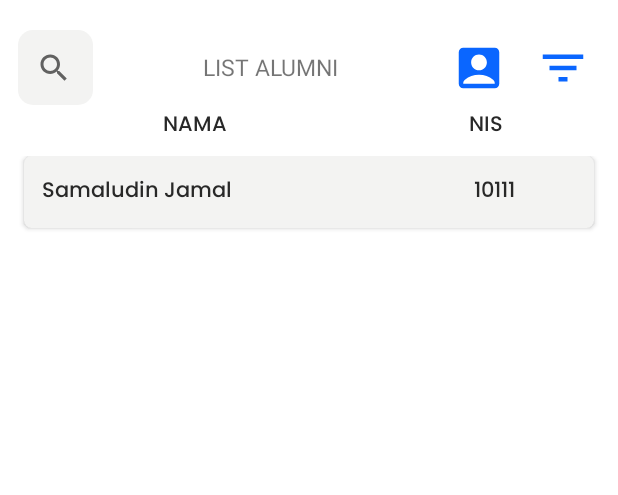
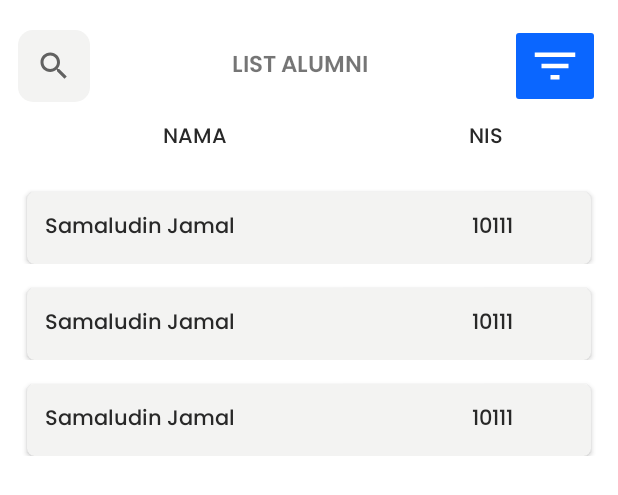
Before and after one commit to hanifalfaqih/Career8, an Android app: the layout fragment_list_alumni.xml on its own in the app's theme, with its tools: preview values and no code run, on a phone screen of 412 x 824 dp. Shown: the top 495 px of the screen. Run offline under Robolectric (Android 15) with nearby library versions, the phone set to English and light mode, and no system bars.

Commit message:
update new layout and change color and size

```diff
--- a/app/src/main/java/id/allana/career8/home/dudi/FormTambahLowonganKerjaFragment.kt
+++ b/app/src/main/java/id/allana/career8/home/dudi/add/FormTambahLowonganKerjaFragment.kt
@@ -1,4 +1,4 @@
-package id.allana.career8.home.dudi
+package id.allana.career8.home.dudi.add
 
 import android.os.Bundle
 import androidx.fragment.app.Fragment
--- a/app/src/main/res/drawable/bg_text_greeting.xml
+++ b/app/src/main/res/drawable/bg_text_greeting.xml
@@ -2,7 +2,7 @@
 <selector xmlns:android="http://schemas.android.com/apk/res/android">
     <item>
         <shape android:shape="rectangle">
-            <solid android:color="@color/blue2"/>
+            <solid android:color="@color/blue"/>
             <corners android:radius="15dp"/>
         </shape>
     </item>
--- a/app/src/main/res/drawable/button_submit.xml
+++ b/app/src/main/res/drawable/button_submit.xml
@@ -3,7 +3,7 @@
     <item>
         <shape android:shape="rectangle"
             android:padding="10dp">
-            <solid android:color="@color/blue2"/>
+            <solid android:color="@color/blue"/>
             <corners   android:bottomRightRadius="8dp"
                 android:bottomLeftRadius="8dp"
                 android:topLeftRadius="8dp"
--- a/app/src/main/res/drawable/ic_baseline_account_box.xml
+++ /dev/null
@@ -1,5 +0,0 @@
-<vector android:height="36dp" android:tint="#0A66FF"
-    android:viewportHeight="24" android:viewportWidth="24"
-    android:width="36dp" xmlns:android="http://schemas.android.com/apk/res/android">
-    <path android:fillColor="@android:color/white" android:pathData="M19,3H5C3.9,3 3,3.9 3,5v14c0,1.1 0.9,2 2,2h14c1.1,0 2,-0.9 2,-2V5C21,3.9 20.1,3 19,3zM12,6c1.93,0 3.5,1.57 3.5,3.5c0,1.93 -1.57,3.5 -3.5,3.5s-3.5,-1.57 -3.5,-3.5C8.5,7.57 10.07,6 12,6zM19,19H5v-0.23c0,-0.62 0.28,-1.2 0.76,-1.58C7.47,15.82 9.64,15 12,15s4.53,0.82 6.24,2.19c0.48,0.38 0.76,0.97 0.76,1.58V19z"/>
-</vector>
--- a/app/src/main/res/drawable/ic_baseline_filter_list.xml
+++ b/app/src/main/res/drawable/ic_baseline_filter_list.xml
@@ -1,4 +1,4 @@
-<vector android:height="36dp" android:tint="#0A66FF"
+<vector android:height="36dp" android:tint="#FFFF"
     android:viewportHeight="24" android:viewportWidth="24"
     android:width="36dp" xmlns:android="http://schemas.android.com/apk/res/android">
     <path android:fillColor="@android:color/white" android:pathData="M10,18h4v-2h-4v2zM3,6v2h18L21,6L3,6zM6,13h12v-2L6,11v2z"/>
--- /dev/null
+++ b/app/src/main/res/drawable/ic_baseline_person.xml
@@ -0,0 +1,5 @@
+<vector android:height="36dp" android:tint="#FFFFFF"
+    android:viewportHeight="24" android:viewportWidth="24"
+    android:width="36dp" xmlns:android="http://schemas.android.com/apk/res/android">
+    <path android:fillColor="@android:color/white" android:pathData="M12,12c2.21,0 4,-1.79 4,-4s-1.79,-4 -4,-4 -4,1.79 -4,4 1.79,4 4,4zM12,14c-2.67,0 -8,1.34 -8,4v2h16v-2c0,-2.66 -5.33,-4 -8,-4z"/>
+</vector>
--- a/app/src/main/res/layout/activity_home.xml
+++ b/app/src/main/res/layout/activity_home.xml
@@ -34,7 +34,7 @@
         android:layout_marginEnd="16dp"
         android:layout_marginBottom="16dp"
         android:src="@drawable/ic_baseline_add"
-        app:backgroundTint="@color/blue2"
+        app:backgroundTint="@color/blue"
         app:layout_constraintBottom_toTopOf="@id/bottom_nav_view"
         app:layout_constraintEnd_toEndOf="parent"
         app:maxImageSize="36dp"
--- a/app/src/main/res/layout/fragment_form_tambah_lowongan_kerja.xml
+++ b/app/src/main/res/layout/fragment_form_tambah_lowongan_kerja.xml
@@ -5,7 +5,7 @@
     android:layout_width="match_parent"
     android:layout_height="match_parent"
     xmlns:app="http://schemas.android.com/apk/res-auto"
-    tools:context=".home.dudi.FormTambahLowonganKerjaFragment">
+    tools:context=".home.dudi.add.FormTambahLowonganKerjaFragment">
 
     <androidx.appcompat.widget.AppCompatTextView
         android:id="@+id/text_greeting"
@@ -141,7 +141,7 @@
         android:layout_height="wrap_content"
         android:layout_gravity="center"
         android:layout_marginTop="16dp"
-        android:progressTint="@color/blue2"
+        android:progressTint="@color/blue"
         android:visibility="visible"
         app:layout_constraintEnd_toEndOf="parent"
         app:layout_constraintStart_toStartOf="parent"
--- a/app/src/main/res/layout/fragment_list_alumni.xml
+++ b/app/src/main/res/layout/fragment_list_alumni.xml
@@ -5,52 +5,44 @@
     android:layout_width="match_parent"
     android:layout_height="match_parent">
 
+    <TextView
+        android:id="@+id/judul_list_alumni"
+        android:layout_width="0dp"
+        android:layout_height="wrap_content"
+        android:layout_marginStart="8dp"
+        android:layout_marginEnd="8dp"
+        android:fontFamily="@font/poppins_semibold"
+        android:gravity="center"
+        android:text="LIST ALUMNI"
+        android:textAlignment="center"
+        android:textSize="15sp"
+        app:layout_constraintBottom_toBottomOf="@+id/searchView"
+        app:layout_constraintEnd_toStartOf="@+id/btn_filter"
+        app:layout_constraintStart_toEndOf="@+id/searchView"
+        app:layout_constraintTop_toTopOf="@+id/searchView" />
+
 
     <SearchView
         android:id="@+id/searchView"
-        android:layout_width="50dp"
-        android:layout_height="50dp"
+        android:layout_width="wrap_content"
+        android:layout_height="wrap_content"
         android:layout_marginStart="12dp"
         android:layout_marginTop="20dp"
         android:background="@drawable/bg_search"
         app:layout_constraintStart_toStartOf="parent"
         app:layout_constraintTop_toTopOf="parent" />
 
-    <TextView
-        android:id="@+id/judul_list_alumni"
-        android:layout_width="124dp"
-        android:layout_height="30dp"
-        android:gravity="center"
-        android:text="LIST ALUMNI"
-        android:textAlignment="center"
-        android:textSize="15sp"
-        app:layout_constraintBottom_toBottomOf="@+id/searchView"
-        app:layout_constraintEnd_toStartOf="@+id/btn_profile"
-        app:layout_constraintStart_toEndOf="@+id/searchView"
-        app:layout_constraintTop_toTopOf="@+id/searchView" />
-
-    <androidx.appcompat.widget.AppCompatImageButton
-        android:id="@+id/btn_profile"
-        android:layout_width="42dp"
-        android:layout_height="42dp"
-        android:layout_marginEnd="56dp"
-        android:backgroundTint="@color/white"
-        android:src="@drawable/ic_baseline_account_box"
-        app:layout_constraintBottom_toBottomOf="@+id/judul_list_alumni"
-        app:layout_constraintEnd_toEndOf="@id/btn_filter"
-        app:layout_constraintTop_toTopOf="@+id/judul_list_alumni"
-        tools:ignore="SpeakableTextPresentCheck,TouchTargetSizeCheck" />
 
     <androidx.appcompat.widget.AppCompatImageButton
         android:id="@+id/btn_filter"
-        android:layout_width="42dp"
-        android:layout_height="42dp"
-        android:layout_marginEnd="16dp"
-        android:backgroundTint="@color/white"
+        android:layout_width="wrap_content"
+        android:layout_height="wrap_content"
+        android:layout_marginEnd="12dp"
+        android:backgroundTint="@color/blue"
         android:src="@drawable/ic_baseline_filter_list"
-        app:layout_constraintBottom_toBottomOf="@+id/btn_profile"
+        app:layout_constraintBottom_toBottomOf="@+id/searchView"
         app:layout_constraintEnd_toEndOf="parent"
-        app:layout_constraintTop_toTopOf="@+id/btn_profile"
+        app:layout_constraintTop_toTopOf="@+id/searchView"
         tools:ignore="SpeakableTextPresentCheck,TouchTargetSizeCheck" />
 
     <androidx.appcompat.widget.LinearLayoutCompat
@@ -63,7 +55,7 @@
         android:weightSum="5"
         app:layout_constraintEnd_toEndOf="parent"
         app:layout_constraintStart_toStartOf="parent"
-        app:layout_constraintTop_toBottomOf="@id/judul_list_alumni">
+        app:layout_constraintTop_toBottomOf="@id/searchView">
 
         <TextView
             android:id="@+id/nama_list_alumni"
--- a/app/src/main/res/layout/item_list_alumni.xml
+++ b/app/src/main/res/layout/item_list_alumni.xml
@@ -1,17 +1,18 @@
 <?xml version="1.0" encoding="utf-8"?>
 <androidx.constraintlayout.widget.ConstraintLayout xmlns:android="http://schemas.android.com/apk/res/android"
+    xmlns:app="http://schemas.android.com/apk/res-auto"
+    xmlns:tools="http://schemas.android.com/tools"
     android:layout_width="match_parent"
-    android:layout_height="match_parent"
-    xmlns:tools="http://schemas.android.com/tools"
-    xmlns:app="http://schemas.android.com/apk/res-auto">
+    android:layout_height="wrap_content">
 
     <androidx.cardview.widget.CardView
         android:layout_width="0dp"
         android:layout_height="wrap_content"
-        android:layout_marginStart="16dp"
-        android:layout_marginEnd="16dp"
+        android:layout_marginStart="18dp"
+        android:layout_marginTop="16dp"
+        android:layout_marginEnd="18dp"
+        app:cardBackgroundColor="@color/bg_card_view"
         app:cardCornerRadius="5dp"
-        app:cardBackgroundColor="@color/bg_card_view"
         app:layout_constraintEnd_toEndOf="parent"
         app:layout_constraintStart_toStartOf="parent"
         app:layout_constraintTop_toTopOf="parent">
@@ -19,27 +20,27 @@
         <androidx.appcompat.widget.LinearLayoutCompat
             android:layout_width="match_parent"
             android:layout_height="wrap_content"
+            android:layout_margin="12dp"
             android:orientation="horizontal"
-            android:weightSum="5"
-            android:layout_margin="12dp">
+            android:weightSum="5">
 
             <TextView
                 android:id="@+id/nama_list_alumni"
                 android:layout_width="wrap_content"
                 android:layout_height="wrap_content"
-                tools:text="Samaludin Jamal"
                 android:layout_weight="4"
                 android:fontFamily="@font/poppins_medium"
-                android:textColor="@color/text_black"/>
+                android:textColor="@color/text_black"
+                tools:text="Samaludin Jamal" />
 
             <TextView
                 android:id="@+id/nis_list_alumni"
                 android:layout_width="wrap_content"
                 android:layout_height="wrap_content"
-                tools:text="10111"
                 android:layout_weight="1"
                 android:fontFamily="@font/poppins_medium"
-                android:textColor="@color/text_black"/>
+                android:textColor="@color/text_black"
+                tools:text="10111" />
 
 
         </androidx.appcompat.widget.LinearLayoutCompat>
--- a/app/src/main/res/navigation/mobile_navigation.xml
+++ b/app/src/main/res/navigation/mobile_navigation.xml
@@ -12,7 +12,7 @@
         tools:layout="@layout/fragment_list_lowongan_kerja" />
     <fragment
         android:id="@+id/navigation_alumni"
-        android:name="id.allana.career8.home.ListAlumniFragment"
+        android:name="id.allana.career8.home.dudi.ListAlumniFragment"
         android:label="Alumni"
         tools:layout="@layout/fragment_list_alumni" />
     <fragment
--- a/app/src/main/res/values-night/themes.xml
+++ b/app/src/main/res/values-night/themes.xml
@@ -2,12 +2,12 @@
     <!-- Base application theme. -->
     <style name="Theme.Career8" parent="Theme.MaterialComponents.DayNight.DarkActionBar">
         <!-- Primary brand color. -->
-        <item name="colorPrimary">@color/purple_200</item>
-        <item name="colorPrimaryVariant">@color/purple_700</item>
+        <item name="colorPrimary">@color/blue_200</item>
+        <item name="colorPrimaryVariant">@color/blue_700</item>
         <item name="colorOnPrimary">@color/black</item>
         <!-- Secondary brand color. -->
-        <item name="colorSecondary">@color/teal_200</item>
-        <item name="colorSecondaryVariant">@color/teal_200</item>
+        <item name="colorSecondary">@color/orange_200</item>
+        <item name="colorSecondaryVariant">@color/orange_700</item>
         <item name="colorOnSecondary">@color/black</item>
         <!-- Status bar color. -->
         <item name="android:statusBarColor" tools:targetApi="l">?attr/colorPrimaryVariant</item>
--- a/app/src/main/res/values/colors.xml
+++ b/app/src/main/res/values/colors.xml
@@ -1,14 +1,14 @@
 <?xml version="1.0" encoding="utf-8"?>
 <resources>
-    <color name="purple_200">#FFBB86FC</color>
-    <color name="purple_500">#FF6200EE</color>
-    <color name="purple_700">#FF3700B3</color>
-    <color name="teal_200">#FF03DAC5</color>
-    <color name="teal_700">#FF018786</color>
+    <color name="blue_200">#008bff</color>
+    <color name="blue_500">@color/blue</color>
+    <color name="blue_700">#2e2dcc</color>
+    <color name="orange_200">#ffa786</color>
+    <color name="orange_500">#FF672C</color>
+    <color name="orange_700">#f34600</color>
     <color name="black">#FF000000</color>
     <color name="white">#FFFFFFFF</color>
-    <color name="blue2">#0A66FF</color>
-    <color name="blue">#0060FF</color>
+    <color name="blue">#0A66FF</color>
     <color name="gray">#403F3E</color>
     <color name="orange">#FF672C</color>
     <color name="gray_icon">#A9A8A7</color>
--- a/app/src/main/res/values/themes.xml
+++ b/app/src/main/res/values/themes.xml
@@ -2,12 +2,12 @@
     <!-- Base application theme. -->
     <style name="Theme.Career8" parent="Theme.MaterialComponents.DayNight.DarkActionBar">
         <!-- Primary brand color. -->
-        <item name="colorPrimary">@color/purple_500</item>
-        <item name="colorPrimaryVariant">@color/purple_700</item>
+        <item name="colorPrimary">@color/blue_500</item>
+        <item name="colorPrimaryVariant">@color/blue_700</item>
         <item name="colorOnPrimary">@color/white</item>
         <!-- Secondary brand color. -->
-        <item name="colorSecondary">@color/teal_200</item>
-        <item name="colorSecondaryVariant">@color/teal_700</item>
+        <item name="colorSecondary">@color/orange_200</item>
+        <item name="colorSecondaryVariant">@color/orange_700</item>
         <item name="colorOnSecondary">@color/black</item>
         <!-- Status bar color. -->
         <item name="android:statusBarColor" tools:targetApi="l">?attr/colorPrimaryVariant</item>
```
Also changed, not shown: app/src/main/java/id/allana/career8/home/alumni/ListLamaranKerjaFragment.kt (renamed from app/src/main/java/id/allana/career8/home/ListAlumniFragment.kt, +4 -6 lines), app/src/main/java/id/allana/career8/home/dudi/ListAlumniFragment.kt (added, +23 -0 lines), app/src/main/res/layout/activity_data_diri.xml (+38 -16 lines), app/src/main/res/layout/fragment_list_lamaran_kerja.xml (added, +14 -0 lines), app/src/main/res/layout/fragment_list_lowongan_kerja.xml (+5 -5 lines), app/src/main/res/layout/item_pelamar_kerja.xml (+10 -5 lines).
